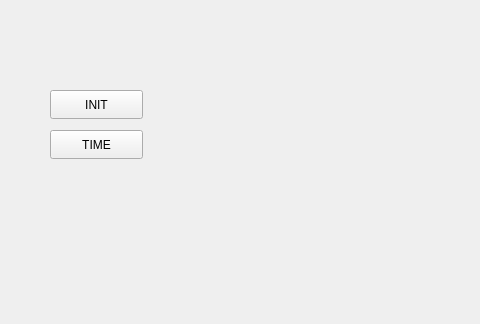
Above: QT_Project/mainwindow.ui from DamianF100/UFZ-Project before the change; both pictures show x 0 to 480 and y 0 to 324 of the 800 by 600 pixel window. Below: the same form after it.
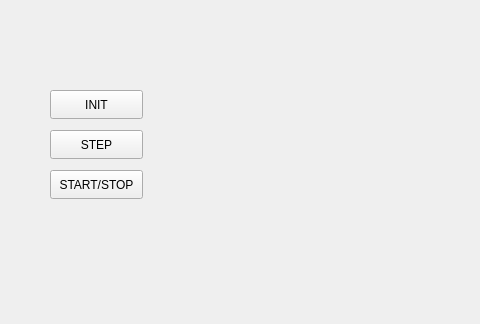
That is the form after the change. Custom widgets are drawn as their Qt base class.

Commit message: Updated lopping interface

What changed in the file:
```diff
--- a/QT_Project/mainwindow.ui
+++ b/QT_Project/mainwindow.ui
@@ -47,7 +47,20 @@
      </rect>
     </property>
     <property name="text">
-     <string>TIME</string>
+     <string>STEP</string>
+    </property>
+   </widget>
+   <widget class="QPushButton" name="RUN">
+    <property name="geometry">
+     <rect>
+      <x>50</x>
+      <y>170</y>
+      <width>93</width>
+      <height>29</height>
+     </rect>
+    </property>
+    <property name="text">
+     <string>START/STOP</string>
     </property>
    </widget>
   </widget>
```
Left out of the diff: 2 changed lines with no effect on the pictures. The commit also changes 3 other files.
